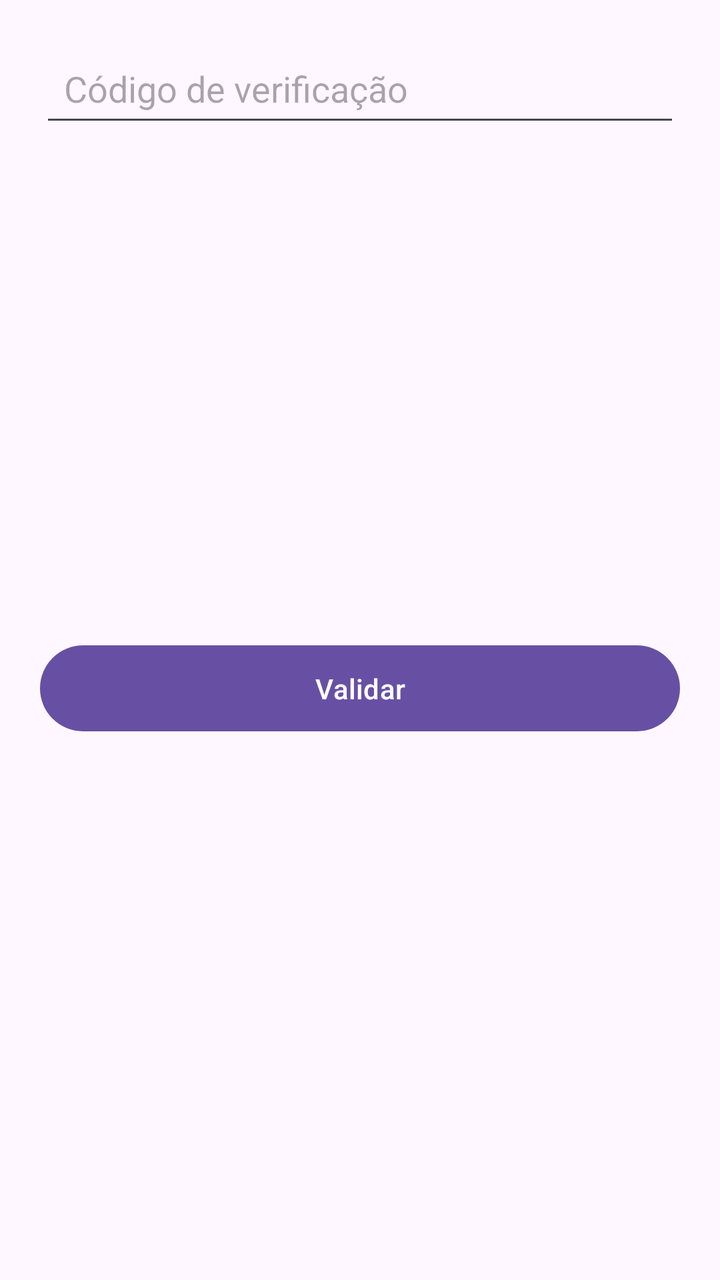
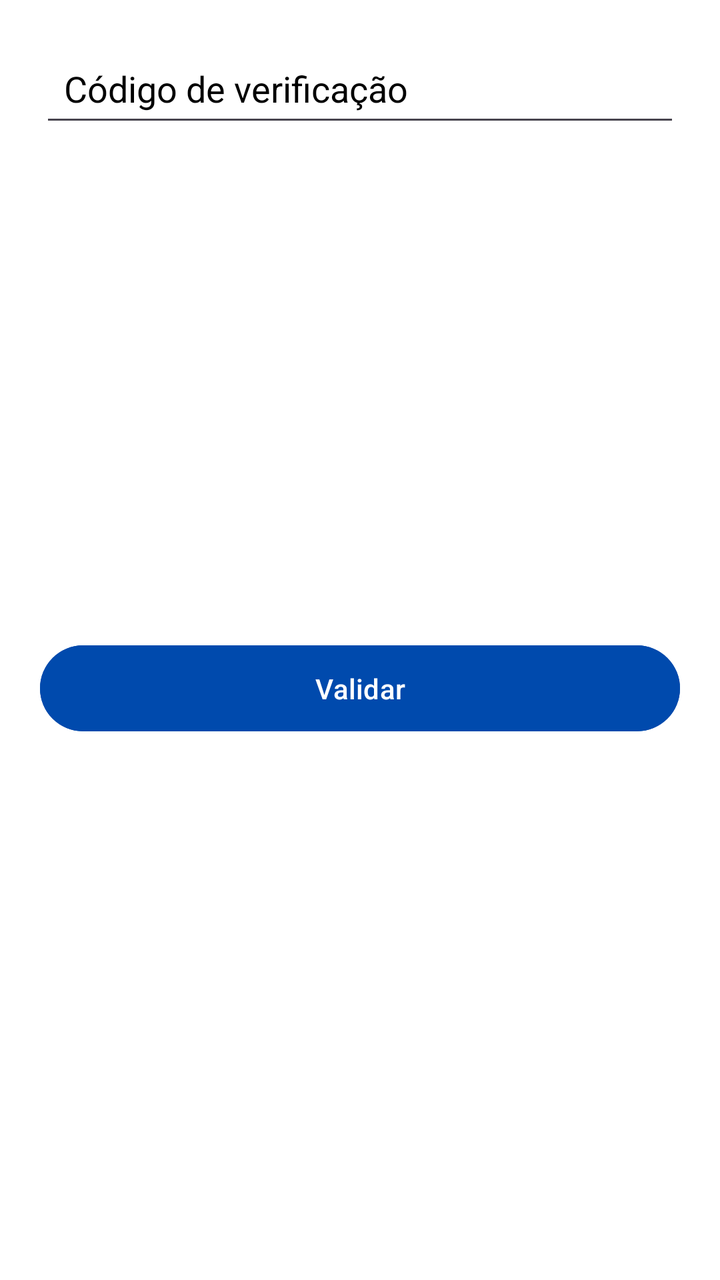

Compare the two renders of this Android layout. The source of the first and the diff that turns it into the second are given below.
<!-- AndroidManifest.xml: application theme Theme.App_PI2 -->
<!-- res/layout/fragment_validar_codigo_resp.xml -->
<?xml version="1.0" encoding="utf-8"?>
<androidx.constraintlayout.widget.ConstraintLayout
    xmlns:android="http://schemas.android.com/apk/res/android"
    xmlns:app="http://schemas.android.com/apk/res-auto"
    android:layout_width="match_parent"
    android:layout_height="wrap_content"
    android:padding="20dp">

    <EditText
        android:id="@+id/edit_codigo_verificacao"
        android:layout_width="0dp"
        android:layout_height="wrap_content"
        android:hint="Código de verificação"
        android:inputType="text"
        android:padding="12dp"
        app:layout_constraintTop_toTopOf="parent"
        app:layout_constraintStart_toStartOf="parent"
        app:layout_constraintEnd_toEndOf="parent"/>

    <Button
        android:id="@+id/btn_validar_codigo"
        android:layout_width="0dp"
        android:layout_height="wrap_content"
        android:text="Validar"
        android:padding="12dp"
        app:layout_constraintTop_toBottomOf="@id/edit_codigo_verificacao"
        app:layout_constraintStart_toStartOf="parent"
        app:layout_constraintEnd_toEndOf="parent"
        app:layout_constraintBottom_toBottomOf="parent"/>

</androidx.constraintlayout.widget.ConstraintLayout>
<!-- resources referenced by this layout -->
<resources>
  <style name="Theme.App_PI2" parent="Base.Theme.App_PI2" />
  <style name="Base.Theme.App_PI2" parent="Theme.Material3.DayNight.NoActionBar">
          
          
      </style>
</resources>

<!-- the commit's change to res/layout/fragment_validar_codigo_resp.xml (unified diff, before → after) -->
@@ -4,13 +4,16 @@
     xmlns:app="http://schemas.android.com/apk/res-auto"
     android:layout_width="match_parent"
     android:layout_height="wrap_content"
-    android:padding="20dp">
+    android:padding="20dp"
+    android:background="@color/white">
 
     <EditText
         android:id="@+id/edit_codigo_verificacao"
         android:layout_width="0dp"
         android:layout_height="wrap_content"
         android:hint="Código de verificação"
+        android:textColorHint="@color/black"
+        android:textColor="@color/black"
         android:inputType="text"
         android:padding="12dp"
         app:layout_constraintTop_toTopOf="parent"
@@ -22,6 +25,8 @@
         android:layout_width="0dp"
         android:layout_height="wrap_content"
         android:text="Validar"
+        android:backgroundTint="@color/cor_botao_primario"
+        android:textColor="@color/white"
         android:padding="12dp"
         app:layout_constraintTop_toBottomOf="@id/edit_codigo_verificacao"
         app:layout_constraintStart_toStartOf="parent"
<!-- resource entries referenced after the edit -->
@@ -1,5 +1,8 @@
 <!-- resources referenced by this layout -->
 <resources>
+  <color name="black">#FF000000</color>
+  <color name="cor_botao_primario">#004AAD</color>
+  <color name="white">#FFFFFFFF</color>
   <style name="Theme.App_PI2" parent="Base.Theme.App_PI2" />
   <style name="Base.Theme.App_PI2" parent="Theme.Material3.DayNight.NoActionBar">
           
